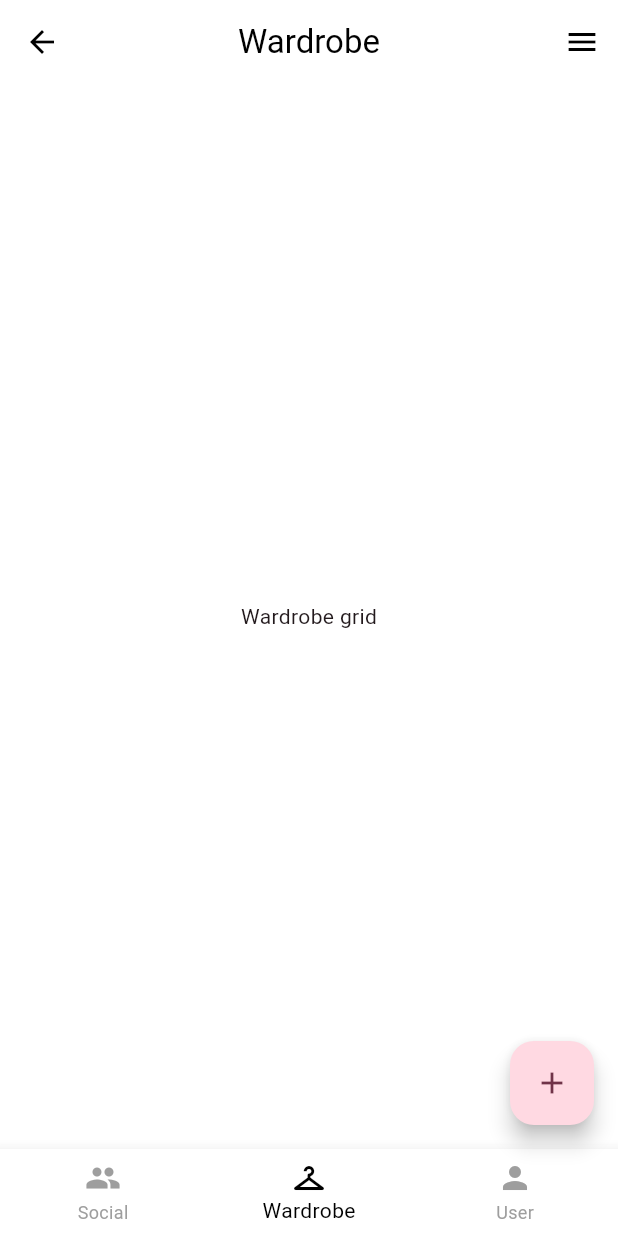
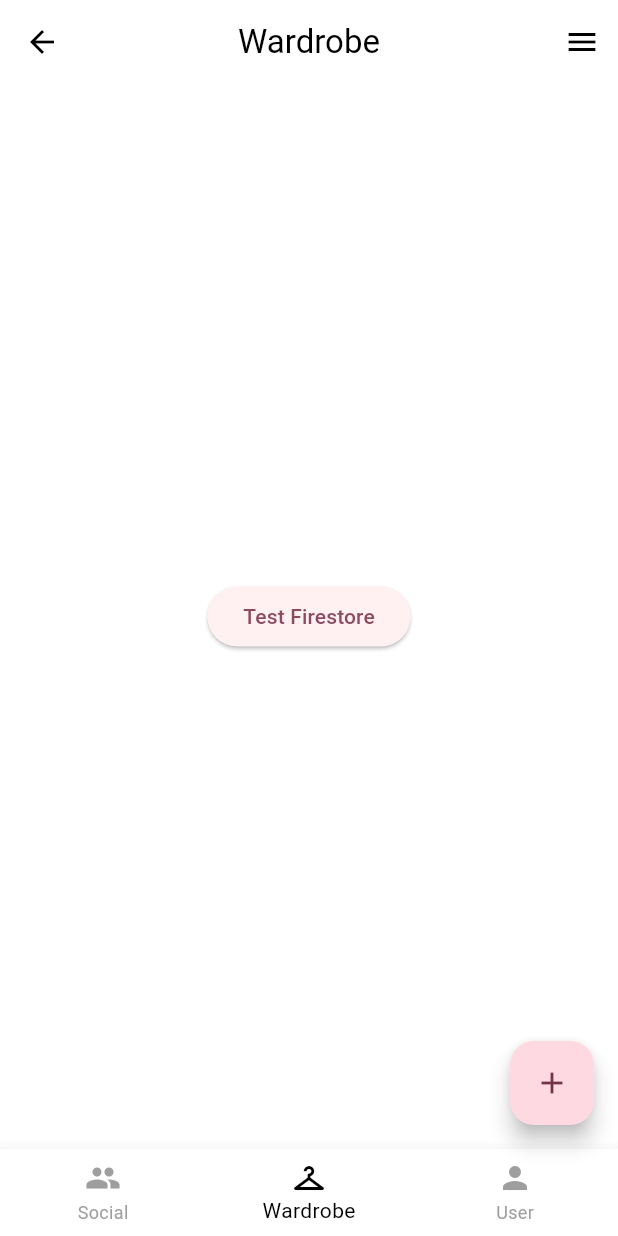
Before and after one commit to 6610685254/style-inspo, a Flutter app: the WardrobeScreen screen opened by its route, on a phone screen of 412 x 824 dp. Run offline on Flutter 3.47's test engine with Material 3 defaults, Android fonts, the phone set to English and light mode, and no system bars; our stand-ins replace cloud_firestore, firebase_core; accounts and stored records are empty.

Commit message:
add firebase

```diff
--- a/lib/features/wardrobe/wardrobe_screen.dart
+++ b/lib/features/wardrobe/wardrobe_screen.dart
@@ -1,6 +1,7 @@
 import 'package:flutter/material.dart';
 import '../../core/widgets/bottom_nav.dart';
 import '../home/ootd_menu.dart';
+import 'package:cloud_firestore/cloud_firestore.dart';
 
 class WardrobeScreen extends StatelessWidget {
   const WardrobeScreen({super.key});
@@ -28,8 +29,18 @@ class WardrobeScreen extends StatelessWidget {
         child: const Icon(Icons.add),
       ),
 
-      body: const Center(
-        child: Text('Wardrobe grid'),
+      body: Center(
+        child: ElevatedButton(
+          onPressed: () async {
+            await FirebaseFirestore.instance.collection('test').add({
+              'message': 'Firebase is working 🔥',
+              'createdAt': FieldValue.serverTimestamp(),
+            });
+
+            print("Data added!");
+          },
+          child: const Text("Test Firestore"),
+        ),
       ),
 
       bottomNavigationBar: const AppBottomNav(current: 1),
--- a/lib/main.dart
+++ b/lib/main.dart
@@ -1,8 +1,12 @@
 import 'package:flutter/material.dart';
+import 'package:firebase_core/firebase_core.dart';
+
 import 'core/theme/app_theme.dart';
 import 'routes/app_router.dart';
 
-void main() {
+void main() async {
+  WidgetsFlutterBinding.ensureInitialized();
+  await Firebase.initializeApp();
   runApp(const MyApp());
 }
 
```
Also changed, not shown: pubspec.yaml (+6 -2 lines), pubspec.lock, 6 other files.
